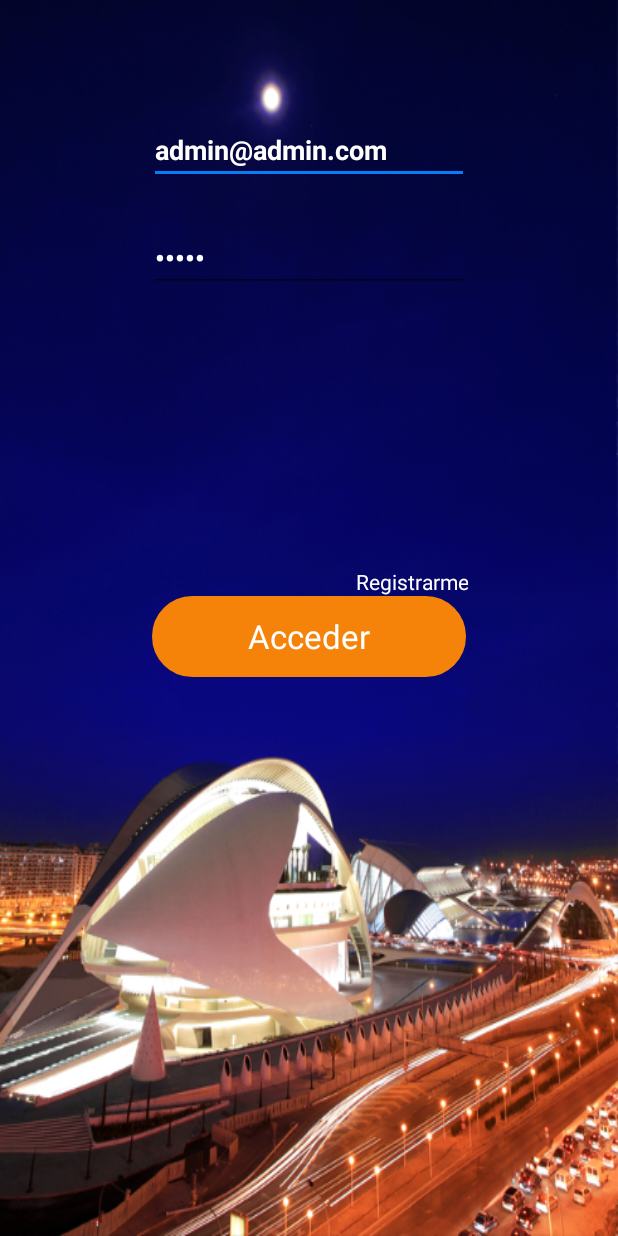
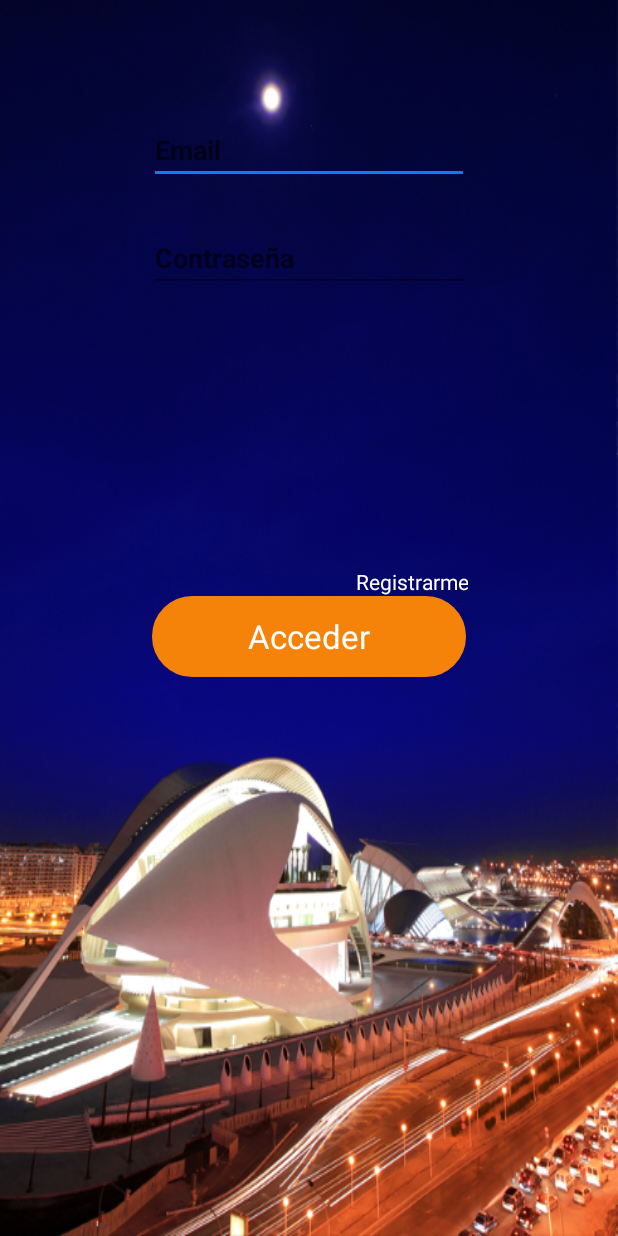
Before and after one commit to Crespuig/Proyecto_Android, an Android app: the screen it shows after launch (LoginActivity), after a tap on "Acceder", on a phone screen of 412 x 824 dp. Run offline under Robolectric (Android 15) with nearby library versions, the phone set to English and light mode, and no system bars.

Commit message:
Try catch en el LoginActivity

```diff
--- a/app/src/main/java/com/example/proyecto_android/activitys/LoginActivity.java
+++ b/app/src/main/java/com/example/proyecto_android/activitys/LoginActivity.java
@@ -65,8 +65,8 @@ public class LoginActivity extends AppCompatActivity {
         usuario = (EditText) findViewById(R.id.loginEmail);
         password = (EditText) findViewById(R.id.loginPaswword);
 
-        usuario.setText("admin@admin.com");
-        password.setText("admin");
+        //usuario.setText("admin@admin.com");
+        //password.setText("admin");
 
         btnLogin.setOnClickListener(new View.OnClickListener() {
             @Override
@@ -74,11 +74,16 @@ public class LoginActivity extends AppCompatActivity {
                 String email = usuario.getText().toString();
                 String pass = password.getText().toString();
 
+                try {
                     if (!email.isEmpty() || !pass.isEmpty()) {
                         login(email, pass);
                     } else {
                         Toast.makeText(LoginActivity.this, "Login fallido", Toast.LENGTH_SHORT).show();
                     }
+                }catch (Exception e){
+                    Toast.makeText(LoginActivity.this, "Ups! algo ha fallado vuelve a intentarlo", Toast.LENGTH_SHORT).show();
+                }
+
             }
         });
 
@@ -104,6 +109,7 @@ public class LoginActivity extends AppCompatActivity {
         apiMonumetosService.login(u).enqueue(new Callback<Usuario>() {
             @Override
             public void onResponse(Call<Usuario> call, Response<Usuario> response) {
+                try {
                     Log.d("LOg", response.body().toString());
                     Usuario u = response.body();
                     Intent intent = new Intent(LoginActivity.this, MainActivity.class);
@@ -111,6 +117,10 @@ public class LoginActivity extends AppCompatActivity {
                     saveOnPreferences(u.getEmail(), u.getPassword());
                     startActivity(intent);
                     finish();
+                }catch (Exception e){
+                    Toast.makeText(LoginActivity.this, "Ups! algo ha fallado vuelve a intentarlo", Toast.LENGTH_SHORT).show();
+                }
+
             }
 
             @Override
```
Lines whose indentation alone changed are shown as unchanged.
